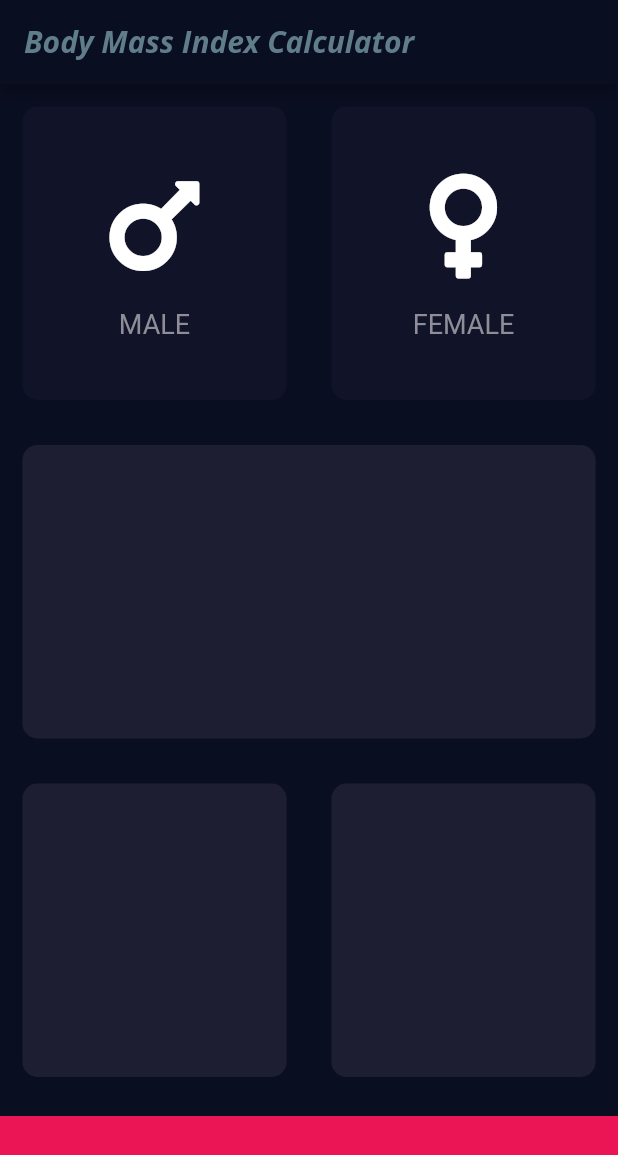
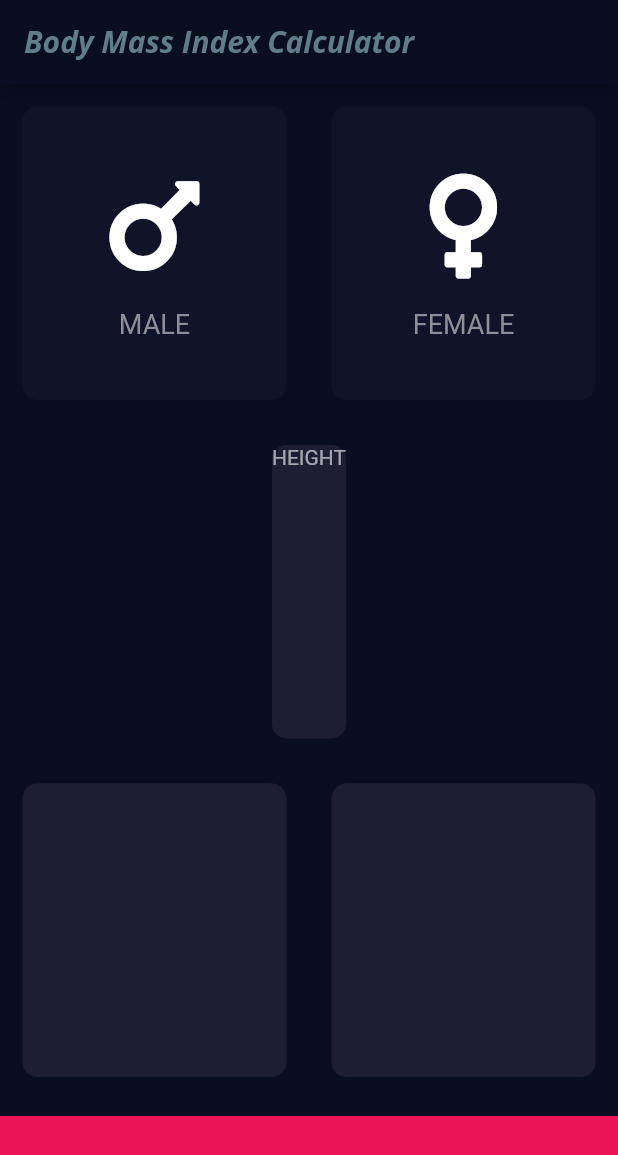
Before and after one commit to MYavuzYAGIS/flutter_bmi, a Flutter app: the screen it shows after launch, on a phone screen of 412 x 824 dp. Shown: the top 1155 px of the screen. Run offline on Flutter 3.47's test engine with Material 2 defaults, Android fonts, the phone set to English and light mode, and no system bars; our stand-ins replace font_awesome_flutter; Roboto replaces fonts that are missing (Open Sans).

Commit message:
create standalone constant.dart file that compiles all constants. refactor all the compiled constants in compliance with naming convention and add `k` in front of their names

```diff
--- /dev/null
+++ b/lib/constants.dart
@@ -0,0 +1,17 @@
+import 'package:flutter/material.dart';
+
+// All the Constants are here!
+
+const klabelTextStyle = TextStyle(
+  fontSize: 18.0,
+  color: Color(0xFF8F8E98),
+);
+const sizedBoxHeight = 15.0;
+const iconSize = 80.0;
+
+const kbottomContainerHeight = 80.0;
+const kactiveCardColor = Color(0xFF1D1E32);
+const kinactiveCardColor = Color(0xFF111328);
+const kbottomContainerColor = Color(0xFFEB1555);
+
+// Naming convention dictates that constants start with k. we dsont kinow why
--- a/lib/icon_content.dart
+++ b/lib/icon_content.dart
@@ -1,11 +1,5 @@
 import 'package:flutter/material.dart';
-
-const labelTextStyle = TextStyle(
-  fontSize: 18.0,
-  color: Color(0xFF8F8E98),
-);
-const sizedBoxHeight = 15.0;
-const iconSize = 80.0;
+import 'constants.dart';
 
 class iconContent extends StatelessWidget {
   iconContent({this.icon, this.label});
@@ -25,7 +19,7 @@ class iconContent extends StatelessWidget {
         ),
         Text(
           label,
-          style: labelTextStyle,
+          style: klabelTextStyle,
         )
       ],
     );
--- a/lib/input_page.dart
+++ b/lib/input_page.dart
@@ -2,15 +2,11 @@ import 'package:flutter/material.dart';
 import 'package:font_awesome_flutter/font_awesome_flutter.dart';
 import 'icon_content.dart';
 import 'reusable_card.dart';
+import 'constants.dart';
 
 // Learning Enums
 
 enum Gender { male, female }
-
-const bottomContainerHeight = 80.0;
-const activeCardColor = Color(0xFF1D1E32);
-const inactiveCardColor = Color(0xFF111328);
-const bottomContainerColor = Color(0xFFEB1555);
 
 class InputPage extends StatefulWidget {
   @override
@@ -43,8 +39,8 @@ class _InputPageState extends State<InputPage> {
                       });
                     },
                     colour: selectedGender == Gender.male
-                        ? activeCardColor
-                        : inactiveCardColor,
+                        ? kactiveCardColor
+                        : kinactiveCardColor,
                     cardChild: iconContent(
                       icon: FontAwesomeIcons.mars,
                       label: 'MALE',
@@ -59,8 +55,8 @@ class _InputPageState extends State<InputPage> {
                       });
                     },
                     colour: selectedGender == Gender.female
-                        ? activeCardColor
-                        : inactiveCardColor,
+                        ? kactiveCardColor
+                        : kinactiveCardColor,
                     cardChild: iconContent(
                       icon: FontAwesomeIcons.venus,
                       label: 'FEMALE',
@@ -72,31 +68,39 @@ class _InputPageState extends State<InputPage> {
           ),
           Expanded(
             child: ReusableCard(
-              colour: activeCardColor,
+              colour: kactiveCardColor,
+              cardChild: Column(
+                children: <Widget>[
+                  Text(
+                    'HEIGHT',
+                    style: TextStyle(),
+                  ),
+                ],
+              ),
             ),
-          ),
+          ), // Middle Slider
           Expanded(
               child: Row(
             children: <Widget>[
               Expanded(
                 child: ReusableCard(
-                  colour: activeCardColor,
+                  colour: kactiveCardColor,
                 ),
               ),
               Expanded(
                 child: ReusableCard(
-                  colour: activeCardColor,
+                  colour: kactiveCardColor,
                 ),
               ),
             ],
-          )),
+          )), // Bottom Twins
           //Below is the bottom row.
           //  width : double.infinity ekrean boyutu ne olurssa olsun tamamini kapla demek.
           Container(
-            color: bottomContainerColor,
+            color: kbottomContainerColor,
             margin: EdgeInsets.only(top: 11.0),
             width: double.infinity,
-            height: bottomContainerHeight,
+            height: kbottomContainerHeight,
           ), // bottom red bar
         ])
         // buttona theme vermek icin onu evvela theme widgeti ile wrap ettik
```
